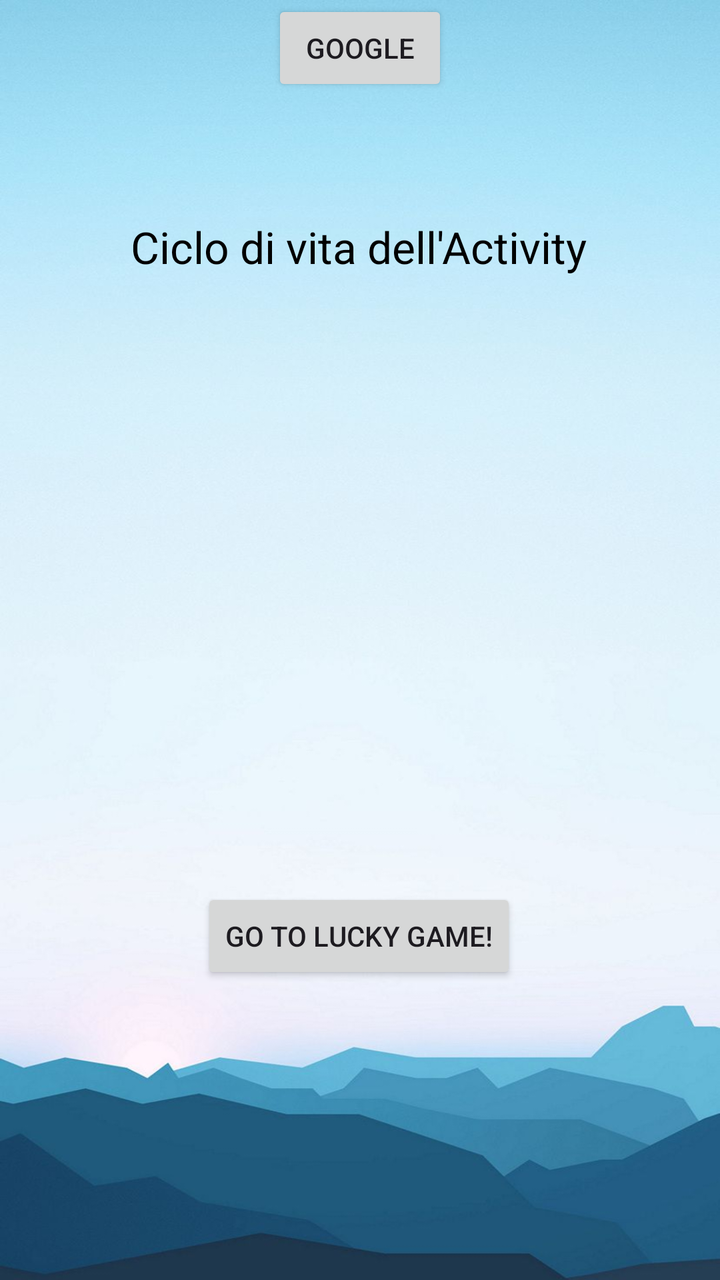
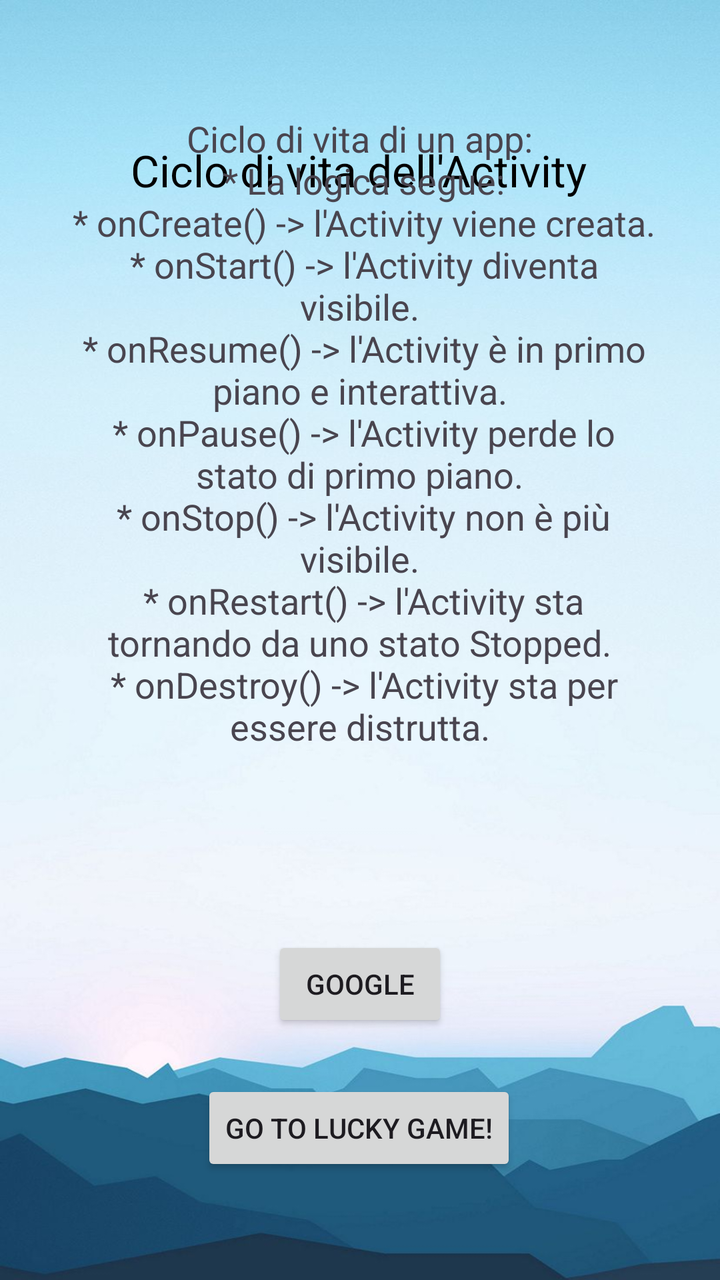

Before-and-after screenshots of an Android layout around one commit, followed by the original layout XML and the change that was made.
<!-- AndroidManifest.xml: activity theme Theme.App_life_cycle -->
<!-- res/layout/activity_main.xml -->
<?xml version="1.0" encoding="utf-8"?>
<androidx.constraintlayout.widget.ConstraintLayout xmlns:android="http://schemas.android.com/apk/res/android"
    xmlns:app="http://schemas.android.com/apk/res-auto"
    xmlns:tools="http://schemas.android.com/tools"
    android:background="@drawable/hoem"
    android:layout_width="match_parent"
    android:layout_height="match_parent">

    <TextView
        android:id="@+id/txtTitolo"
        android:layout_width="wrap_content"
        android:layout_height="wrap_content"
        android:text="Ciclo di vita dell'Activity"
        android:textColor="@color/black"
        android:textSize="22sp"
        app:layout_constraintBottom_toBottomOf="parent"
        app:layout_constraintEnd_toEndOf="parent"
        app:layout_constraintHorizontal_bias="0.497"
        app:layout_constraintStart_toStartOf="parent"
        app:layout_constraintTop_toTopOf="parent"
        app:layout_constraintVertical_bias="0.178" />


    <Button
        android:id="@+id/btnGoogle"
        android:layout_width="wrap_content"
        android:layout_height="wrap_content"
        android:text="Google"
        app:layout_constraintEnd_toEndOf="@+id/txtTitolo"
        app:layout_constraintHorizontal_bias="0.503"
        app:layout_constraintStart_toStartOf="@+id/txtTitolo"
        tools:layout_editor_absoluteY="258dp" />

    <Button
        android:id="@+id/btnLucky"
        android:layout_width="wrap_content"
        android:layout_height="wrap_content"
        android:layout_marginBottom="148dp"
        android:text="Go to Lucky Game!"
        app:layout_constraintBottom_toBottomOf="parent"
        app:layout_constraintEnd_toEndOf="@+id/txtTitolo"
        app:layout_constraintStart_toStartOf="@+id/txtTitolo" />

</androidx.constraintlayout.widget.ConstraintLayout>
<!-- resources referenced by this layout -->
<resources>
  <color name="black">#FF000000</color>
  <!-- drawable hoem: jpg bitmap (drawable, 47264 bytes) -->
  <style name="Theme.App_life_cycle" parent="android:Theme.Material.Light.NoActionBar" />
</resources>

<!-- the commit's change to res/layout/activity_main.xml (unified diff, before → after) -->
@@ -5,6 +5,7 @@
     android:background="@drawable/hoem"
     android:layout_width="match_parent"
     android:layout_height="match_parent">
+
 
     <TextView
         android:id="@+id/txtTitolo"
@@ -18,24 +19,36 @@
         app:layout_constraintHorizontal_bias="0.497"
         app:layout_constraintStart_toStartOf="parent"
         app:layout_constraintTop_toTopOf="parent"
-        app:layout_constraintVertical_bias="0.178" />
+        app:layout_constraintVertical_bias="0.115" />
 
+    <TextView
+        android:layout_width="300dp"
+        android:layout_height="347dp"
+        android:layout_marginBottom="64dp"
+        android:text="@string/cycleLife"
+        android:textAlignment="center"
+        android:textSize="18dp"
+        app:layout_constraintBottom_toTopOf="@+id/btnGoogle"
+        app:layout_constraintEnd_toEndOf="@+id/txtTitolo"
+        app:layout_constraintStart_toStartOf="@+id/txtTitolo" />
 
     <Button
         android:id="@+id/btnGoogle"
         android:layout_width="wrap_content"
         android:layout_height="wrap_content"
+        android:layout_marginBottom="24dp"
         android:text="Google"
+        app:layout_constraintBottom_toTopOf="@+id/btnLucky"
         app:layout_constraintEnd_toEndOf="@+id/txtTitolo"
         app:layout_constraintHorizontal_bias="0.503"
         app:layout_constraintStart_toStartOf="@+id/txtTitolo"
-        tools:layout_editor_absoluteY="258dp" />
+        tools:ignore="MissingConstraints" />
 
     <Button
         android:id="@+id/btnLucky"
         android:layout_width="wrap_content"
         android:layout_height="wrap_content"
-        android:layout_marginBottom="148dp"
+        android:layout_marginBottom="52dp"
         android:text="Go to Lucky Game!"
         app:layout_constraintBottom_toBottomOf="parent"
         app:layout_constraintEnd_toEndOf="@+id/txtTitolo"
<!-- resource entries referenced after the edit -->
@@ -2,6 +2,17 @@
 <resources>
   <color name="black">#FF000000</color>
   <!-- drawable hoem: jpg bitmap (drawable, 47264 bytes) -->
+  <string name="cycleLife" tools:ignore="StringEscaping">
+          Ciclo di vita di un app:\n
+           * La logica segue:\n
+           * onCreate() -&gt;  l'Activity viene creata.\n
+           * onStart() -&gt;  l'Activity diventa visibile.\n
+           * onResume() -&gt;  l'Activity è in primo piano e interattiva.\n
+           * onPause() -&gt;  l'Activity perde lo stato di primo piano.\n
+           * onStop() -&gt;  l'Activity non è più visibile.\n
+           * onRestart() -&gt;  l'Activity sta tornando da uno stato Stopped.\n
+           * onDestroy() -&gt;  l'Activity sta per essere distrutta.\n
+      </string>
   <style name="Theme.App_life_cycle" parent="android:Theme.Material.Light.NoActionBar" />
 </resources>
 
